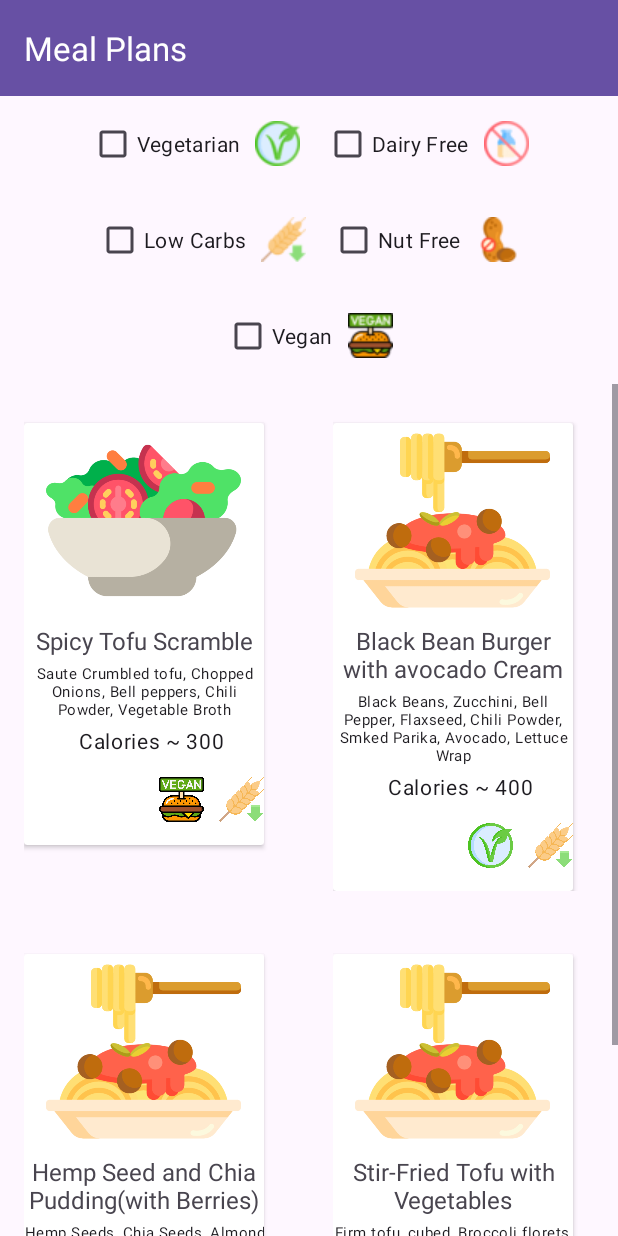
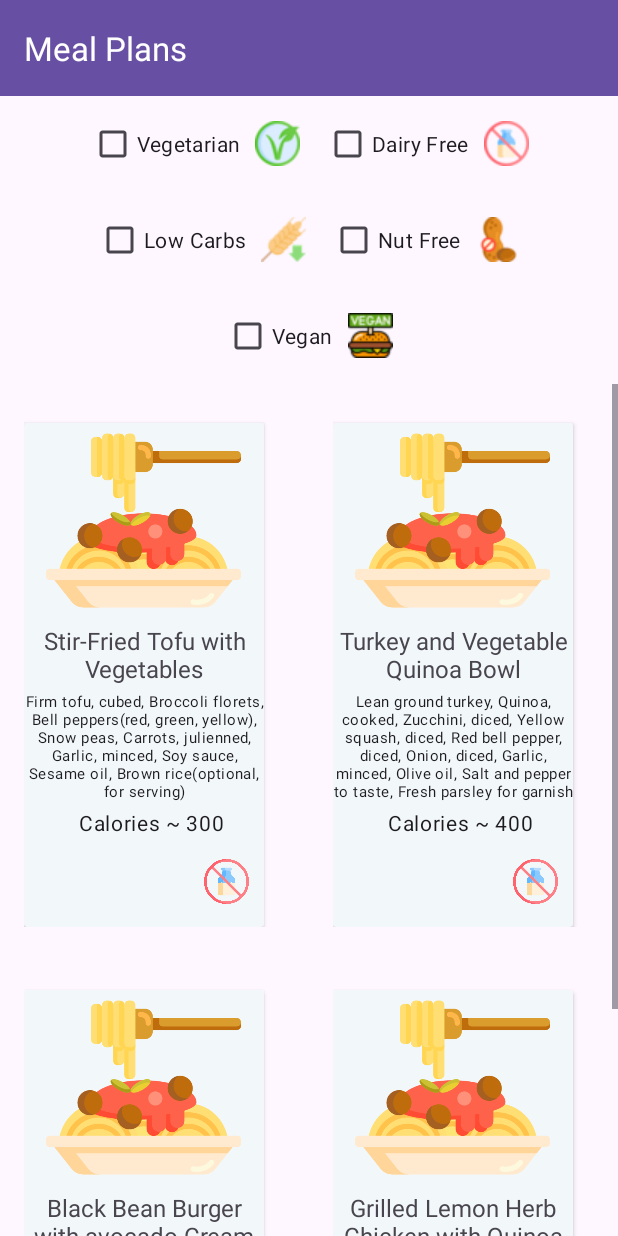
Before and after one commit to goldenshake/UniHealth, an Android app: the MealPlans screen opened directly, with no data from a screen before it, on a phone screen of 412 x 824 dp. Run offline under Robolectric (Android 15) with nearby library versions, the phone set to English and light mode, and no system bars.

Commit message:
add more meal to meal plan page

```diff
--- a/app/src/main/java/com/example/unihealth/MealPlans.kt
+++ b/app/src/main/java/com/example/unihealth/MealPlans.kt
@@ -20,18 +20,109 @@ class MealPlans : AppCompatActivity() {
 
     val mealList = listOf(
         RecipeMealPlans(
-            "Spicy Tofu Scramble",
-            R.drawable.salad,
-            listOf("Saute Crumbled tofu, Chopped Onions, Bell peppers, Chili Powder, Vegetable Broth"),
+            "Stir-Fried Tofu with Vegetables",
+            R.drawable.spaguetti,
+            listOf(
+                "Firm tofu, cubed",
+                "Broccoli florets",
+                "Bell peppers(red, green, yellow)",
+                "Snow peas",
+                "Carrots, julienned",
+                "Garlic, minced",
+                "Soy sauce",
+                "Sesame oil",
+                "Brown rice(optional, for serving)"
+            ),
             300,
-            listOf("Vegan", "Low Carbs")
+            listOf("Dairy Free")
+        ),
+        RecipeMealPlans(
+            "Turkey and Vegetable Quinoa Bowl",
+            R.drawable.spaguetti,
+            listOf(
+                "Lean ground turkey",
+                "Quinoa, cooked",
+                "Zucchini, diced",
+                "Yellow squash, diced",
+                "Red bell pepper, diced",
+                "Onion, diced",
+                "Garlic, minced",
+                "Olive oil",
+                "Salt and pepper to taste",
+                "Fresh parsley for garnish"
+            ),
+            400,
+            listOf("Dairy Free")
         ),
         RecipeMealPlans(
             "Black Bean Burger with avocado Cream",
             R.drawable.spaguetti,
-            listOf("Black Beans, Zucchini, Bell Pepper, Flaxseed, Chili Powder, Smked Parika, Avocado, Lettuce Wrap"),
+            listOf(
+                "Black Beans",
+                "Zucchini",
+                "Bell Pepper",
+                "Flaxseed",
+                "Chili Powder",
+                "Smoked Paprika",
+                "Avocado",
+                "Lettuce Wrap"
+            ),
             400,
             listOf("Vegetarian", "Low Carbs")
+        ),
+        RecipeMealPlans(
+            "Grilled Lemon Herb Chicken with Quinoa Salad",
+            R.drawable.spaguetti,
+            listOf(
+                "Boneless, skinless chicken breasts",
+                "Lemon",
+                "Olive oil",
+                "Garlic, minced",
+                "Oregano",
+                "Dried thyme",
+                "Salt and pepper",
+                "Quinoa",
+                "Cherry tomatoes",
+                "Cucumber",
+                "Red onion",
+                "Fresh parsley",
+                "Olive oil"
+            ),
+            450,
+            listOf("Nut Free")
+        ),
+        RecipeMealPlans(
+            "Spaghetti with Tomato Basil Sauce",
+            R.drawable.spaguetti,
+            listOf(
+                "Spaghetti pasta",
+                "Olive oil",
+                "Garlic",
+                "Crushed tomatoes",
+                "Dried basil",
+                "Salt and pepper",
+                "Fresh basil leaves"
+            ),
+            390,
+            listOf("Nut Free")
+        ),
+        RecipeMealPlans(
+            "Salmon with Roasted Vegetables",
+            R.drawable.spaguetti,
+            listOf(
+                "Salmon fillets",
+                "Asparagus spears",
+                "Brussels sprouts, halved",
+                "Cherry tomatoes",
+                "Red onion, sliced",
+                "Olive oil",
+                "Lemon juice",
+                "Garlic powder",
+                "Paprika",
+                "Salt and pepper to taste"
+            ),
+            380,
+            listOf("Dairy Free")
         ),
         RecipeMealPlans(
             "Hemp Seed and Chia Pudding(with Berries)",
@@ -44,6 +135,23 @@ class MealPlans : AppCompatActivity() {
                 "Berries(fresh or frozen)"
             ),
             300,
+            listOf("Vegan", "Low Carbs")
+        ),
+        RecipeMealPlans(
+            "Vegan Lentil Salad",
+            R.drawable.spaguetti,
+            listOf(
+                "Cooked green lentils",
+                "Diced cucumber",
+                "Cherry tomatoes, halved",
+                "Chopped red onion",
+                "Chopped fresh parsley",
+                "Lemon juice",
+                "Extra virgin olive oil",
+                "Dijon mustard",
+                "Salt and pepper"
+            ),
+            270,
             listOf("Vegan", "Low Carbs")
         ),
         RecipeMealPlans(
@@ -60,6 +168,39 @@ class MealPlans : AppCompatActivity() {
                 "Red pepper flakes (optional)"
             ),
             250,
+            listOf("Vegan", "Low Carbs")
+        ),
+        RecipeMealPlans(
+            "Lentil Vegetable Soup",
+            R.drawable.spaguetti,
+            listOf(
+                "Dried green lentils",
+                "Vegetable broth",
+                "Onion",
+                "Carrots",
+                "Celery",
+                "Garlic",
+                "Dried thyme",
+                "Dried oregano",
+                "Bay leaf",
+                "Salt and pepper",
+                "Spinach",
+                "Olive oil"
+            ),
+            280,
+            listOf("Nut Free")
+        ),
+        RecipeMealPlans(
+            "Spicy Tofu Scramble",
+            R.drawable.salad,
+            listOf(
+                "Saute Crumbled tofu",
+                "Chopped Onions",
+                "Bell peppers",
+                "Chili Powder",
+                "Vegetable Broth"
+            ),
+            300,
             listOf("Vegan", "Low Carbs")
         ),
         RecipeMealPlans(
@@ -80,21 +221,28 @@ class MealPlans : AppCompatActivity() {
             listOf("Vegan", "Low Carbs")
         ),
         RecipeMealPlans(
-            "Vegan Lentil Salad",
+            "Christmas Salad",
             R.drawable.spaguetti,
             listOf(
-                "Cooked green lentils",
-                "Diced cucumber",
-                "Cherry tomatoes, halved",
-                "Chopped red onion",
-                "Chopped fresh parsley",
-                "Lemon juice",
-                "Extra virgin olive oil",
-                "Dijon mustard",
-                "Salt and pepper"
+                "½ cup extra-virgin olive oil",
+                "1 tablespoon white wine vinegar (see Note)",
+                "1 teaspoon grated clementine zest",
+                "⅓ cup fresh clementine juice (from about 6 clementines)",
+                "2 teaspoons honey",
+                "1 teaspoon Dijon mustard",
+                "2 tablespoons minced shallots",
+                "¾ teaspoon sea salt",
+                "¼ teaspoon freshly cracked black pepper",
+                "5 ounces baby spinach (about 4 cups)",
+                "5 ounces baby arugula (about 3 cups)",
+                "4 ounces crumbled feta or goat cheese",
+                "6 clementines, segmented",
+                "½ cup pomegranate seeds or craisins",
+                "⅓ cup sliced almonds",
+                "¼ cup minced chives (optional)"
             ),
-            270,
-            listOf("Vegan", "Low Carbs")
+            236,
+            listOf("Dairy Free")
         ),
         RecipeMealPlans(
             "Grilled Chicken Salad",
@@ -111,57 +259,106 @@ class MealPlans : AppCompatActivity() {
             listOf("Dairy Free")
         ),
         RecipeMealPlans(
-            "Stir-Fried Tofu with Vegetables",
+            "Homemade Fried Rice",
             R.drawable.spaguetti,
             listOf(
-                "Firm tofu, cubed",
-                "Broccoli florets",
-                "Bell peppers(red, green, yellow)",
-                "Snow peas",
-                "Carrots, julienned",
-                "Garlic, minced",
-                "Soy sauce",
-                "Sesame oil",
-                "Brown rice(optional, for serving)"
+                "4 cups cooked white rice, preferably day-old",
+                "3 large eggs, beaten",
+                "¼ teaspoon sea salt, plus more to taste",
+                "2½ teaspoons toasted sesame oil",
+                "⅓ cup coconut aminos",
+                "3 tablespoons vegetable oil",
+                "2 medium carrots, finely diced (about 1 cup)",
+                "1 small yellow onion, finely chopped (about 1 cup)",
+                "3 cloves garlic, minced",
+                "¾ cup frozen peas, thawed",
+                "4 green onions, chopped",
+                "2 tablespoons soy sauce"
             ),
-            300,
+            350,
             listOf("Dairy Free")
         ),
         RecipeMealPlans(
-            "Salmon with Roasted Vegetables",
+            "Dairy Free Mac and Cheese",
             R.drawable.spaguetti,
             listOf(
-                "Salmon fillets",
-                "Asparagus spears",
-                "Brussels sprouts, halved",
-                "Cherry tomatoes",
-                "Red onion, sliced",
-                "Olive oil",
-                "Lemon juice",
-                "Garlic powder",
-                "Paprika",
-                "Salt and pepper to taste"
+                "1½ pounds russet potatoes, peeled and cut into 2-inch pieces",
+                "16 ounces elbow pasta",
+                "2 cups chicken or veggie stock",
+                "2 cups vegan cheese shreds (we like Violife Mozzarella Shreds)",
+                "½ cup nutritional yeast",
+                "1 teaspoon garlic powder",
+                "½ teaspoon onion powder",
+                "1½ teaspoons kosher salt",
+                "¼ teaspoon turmeric",
+                "¼ teaspoon paprika",
+                "1½ teaspoons fresh lemon juice (from 1 lemon)",
+                "½ cup + 2 tablespoons vegan butter, melted",
+                "¾ cup panko bread crumbs"
             ),
-            380,
-            listOf("Dairy Free")
+            506,
+            listOf("Vegetarian", "Dairy Free")
         ),
         RecipeMealPlans(
-            "Turkey and Vegetable Quinoa Bowl",
+            "Pesto Spaghetti",
             R.drawable.spaguetti,
             listOf(
-                "Lean ground turkey",
-                "Quinoa, cooked",
-                "Zucchini, diced",
-                "Yellow squash, diced",
-                "Red bell pepper, diced",
-                "Onion, diced",
-                "Garlic, minced",
-                "Olive oil",
-                "Salt and pepper to taste",
-                "Fresh parsley for garnish"
+
+                "12 ounces spaghetti",
+                "1 cup basil pesto, store-bought or homemade",
+                "2 cups arugula",
+                "Cherry tomatoes, halved, for serving",
+                "Fresh basil leaves, for serving (optional)",
+                "Parmesan cheese, for serving (optional)"
             ),
-            400,
-            listOf("Dairy Free")
+            350,
+            listOf("Vegetarian")
+        ),
+        RecipeMealPlans(
+            "Vegetable Stir Fry",
+            R.drawable.spaguetti,
+            listOf(
+                "1 tablespoon vegetable oil",
+                "1 cup sliced crimini mushrooms",
+                "2 cups broccoli florets",
+                "1 15-ounce can baby corn, drained (optional)",
+                "1 red bell pepper, thinly sliced",
+                "4 ounces snap peas",
+                "1 cup sliced zucchini",
+                "1 cup peeled and thinly sliced carrot rounds",
+                "½ cup low-sodium soy sauce or tamari",
+                "1 tablespoon toasted sesame oil",
+                "4 cloves garlic, minced",
+                "2 teaspoons freshly grated ginger",
+                "¼ cup brown sugar or honey",
+                "Pinch red pepper flakes (optional)",
+                "2 tablespoons cornstarch or arrowroot starch",
+                "¼ cup thinly sliced green onions"
+            ),
+            146,
+            listOf("Vegetarian", "Vegan")
+        ),
+        RecipeMealPlans(
+            "Grated beet Salad",
+            R.drawable.spaguetti,
+            listOf(
+
+
+                "2 tablespoons extra-virgin olive oil",
+                "2 tablespoons sherry vinegar",
+                "1 small shallot, minced",
+                "1 teaspoon Dijon mustard",
+                "1 teaspoon honey",
+                "½ teaspoon grated lemon zest",
+                "½ teaspoon sea salt",
+                "¼ teaspoon freshly cracked black pepper",
+                "1 pound red beets, peeled and grated",
+                "1 large carrot, peeled and grated",
+                "¼ cup chopped fresh flat leaf parsley",
+                "¼ cup chopped fresh mint"
+            ),
+            100,
+            listOf("Vegetarian", "Vegan")
         )
     )
 
--- a/app/src/main/res/layout/activity_main_home.xml
+++ b/app/src/main/res/layout/activity_main_home.xml
@@ -42,7 +42,7 @@
 
                 <androidx.cardview.widget.CardView
                     android:id="@+id/mealPlanCard"
-                    android:layout_width="110dp"
+                    android:layout_width="wrap_content"
                     android:layout_height="wrap_content"
 
                     android:layout_marginEnd="20dp">
@@ -75,7 +75,7 @@
 
                 <androidx.cardview.widget.CardView
                     android:id="@+id/workoutCard"
-                    android:layout_width="110dp"
+                    android:layout_width="wrap_content"
                     android:layout_height="wrap_content"
                     android:layout_marginEnd="20dp">
 
@@ -107,7 +107,7 @@
 
                 <androidx.cardview.widget.CardView
                     android:id="@+id/supportCard"
-                    android:layout_width="110dp"
+                    android:layout_width="wrap_content"
                     android:layout_height="wrap_content">
 
                     <LinearLayout
@@ -118,7 +118,7 @@
 
                         <ImageView
                             android:id="@+id/support"
-                            android:layout_width="100dp"
+                            android:layout_width="wrap_content"
                             android:layout_height="100dp"
                             android:src="@drawable/support" />
 
--- a/app/src/main/res/layout/item_meal.xml
+++ b/app/src/main/res/layout/item_meal.xml
@@ -1,7 +1,6 @@
 <?xml version="1.0" encoding="utf-8"?>
 <LinearLayout xmlns:android="http://schemas.android.com/apk/res/android"
     xmlns:app="http://schemas.android.com/apk/res-auto"
-    xmlns:tools="http://schemas.android.com/tools"
     android:layout_width="match_parent"
     android:layout_height="wrap_content"
     android:orientation="vertical"
@@ -12,7 +11,8 @@
         android:layout_width="wrap_content"
         android:layout_height="wrap_content"
         android:layout_marginTop="10dp"
-        android:padding="10dp">
+        android:padding="10dp"
+        app:cardBackgroundColor="#F2F7FA">
 
         <LinearLayout
             android:layout_width="160dp"
@@ -70,15 +70,17 @@
                     android:layout_width="30dp"
                     android:layout_height="30dp"
                     android:layout_marginLeft="10dp"
-
-                    android:contentDescription="category_lowcarb_icon"/>
+                    android:layout_marginRight="10dp"
+                    android:contentDescription="category_lowcarb_icon"
+                    app:srcCompat="@drawable/dairyfreeshr" />
 
                 <ImageView
                     android:id="@+id/category_icon2"
                     android:layout_width="30dp"
                     android:layout_height="30dp"
                     android:layout_marginLeft="10dp"
-                    android:contentDescription="category_lowcarb_icon"/>
+                    android:layout_marginRight="10dp"
+                    android:contentDescription="category_lowcarb_icon" />
             </LinearLayout>
 
         </LinearLayout>
```
